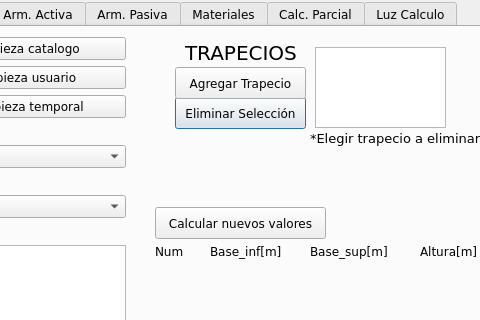
This is ui_files/herramienta_trapecios_windows.ui in Sady-Guzman/herramienta_practica as Qt 5 draws it before an edit; both pictures show x 107 to 587 and y 0 to 320 of the 1162 by 677 pixel window. The edited form follows.
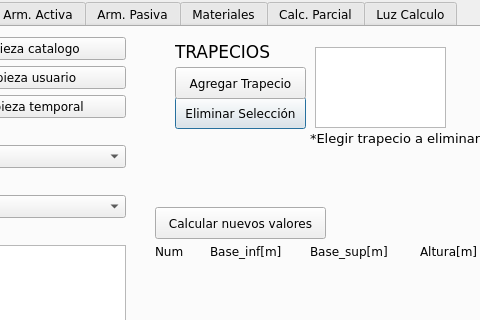
This is the edited form. The open tabs and pages were chosen to show the change. Icons and pictures are not drawn.

Commit message: Ajusta GUI windows 3

```diff
--- a/ui_files/herramienta_trapecios_windows.ui
+++ b/ui_files/herramienta_trapecios_windows.ui
@@ -270,16 +270,16 @@
     <widget class="QLabel" name="label_cant_agregar">
      <property name="geometry">
       <rect>
-       <x>280</x>
+       <x>270</x>
        <y>10</y>
-       <width>111</width>
+       <width>131</width>
        <height>31</height>
       </rect>
      </property>
      <property name="font">
       <font>
        <family>Verdana</family>
-       <pointsize>15</pointsize>
+       <pointsize>13</pointsize>
        <italic>false</italic>
        <bold>false</bold>
       </font>
```
Left out of the diff: 2 changed lines with no effect on the pictures. The commit also changes 2 other files.
